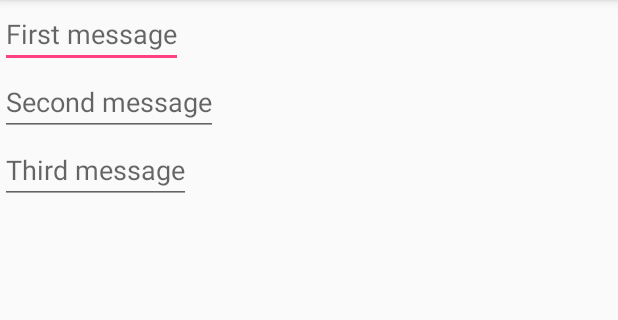
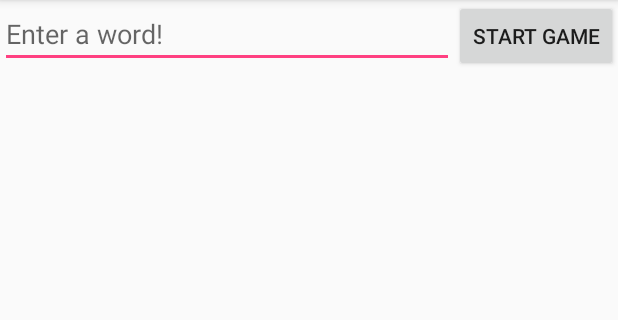
Before and after one commit to Dryopteris/Hangman, an Android app: the screen it shows after launch (MainActivity), on a phone screen of 412 x 824 dp, the part 84-404 px from its top. Run offline under Robolectric (Android 15) with nearby library versions, the phone set to English and light mode, and no system bars.

```diff
--- a/app/src/main/AndroidManifest.xml
+++ b/app/src/main/AndroidManifest.xml
@@ -15,6 +15,7 @@
                 <category android:name="android.intent.category.LAUNCHER" />
             </intent-filter>
         </activity>
+        <activity android:name=".HangmanActivity"></activity>
     </application>
 
 </manifest>
--- a/app/src/main/java/com/example/mark/hangman/MainActivity.java
+++ b/app/src/main/java/com/example/mark/hangman/MainActivity.java
@@ -1,13 +1,27 @@
 package com.example.mark.hangman;
 
+import android.content.Intent;
 import android.support.v7.app.AppCompatActivity;
 import android.os.Bundle;
+import android.view.View;
+import android.widget.EditText;
 
 public class MainActivity extends AppCompatActivity {
 
+    public final static String HANGMAN_SECRET_MESSAGE = "com.example.mark.hangman.MESSAGE";
     @Override
     protected void onCreate(Bundle savedInstanceState) {
         super.onCreate(savedInstanceState);
         setContentView(R.layout.activity_main);
     }
+
+    public void startGame(View view) {
+        // Start the game!
+        Intent intent = new Intent(this, HangmanActivity.class);
+        EditText editText = (EditText) findViewById(R.id.secret_word);
+        String secretWord = editText.getText().toString();
+        intent.putExtra(HANGMAN_SECRET_MESSAGE, secretWord);
+        startActivity(intent);
+
+    }
 }
--- a/app/src/main/res/layout/activity_main.xml
+++ b/app/src/main/res/layout/activity_main.xml
@@ -4,17 +4,15 @@
     xmlns:tools="http://schemas.android.com/tools"
     android:layout_width="match_parent"
     android:layout_height="match_parent"
-    android:orientation="vertical">
-    <EditText android:id="@+id/edit_message1"
+    android:orientation="horizontal">
+    <EditText android:id="@+id/secret_word"
+        android:layout_weight="1"
+        android:layout_width="0dp"
+        android:layout_height="wrap_content"
+        android:hint="@string/secret_word" />
+    <Button android:id="@+id/button_start"
         android:layout_width="wrap_content"
         android:layout_height="wrap_content"
-        android:hint="@string/edit_message1" />
-    <EditText android:id="@id/edit_message2"
-        android:layout_width="wrap_content"
-        android:layout_height="wrap_content"
-        android:hint="@string/edit_message2" />
-    <EditText android:id="@id/edit_message3"
-        android:layout_width="wrap_content"
-        android:layout_height="wrap_content"
-        android:hint="@string/something" />
+        android:text="@string/button_start"
+        android:onClick="startGame"/>
 </LinearLayout>
--- a/app/src/main/res/values/strings.xml
+++ b/app/src/main/res/values/strings.xml
@@ -1,6 +1,5 @@
 <resources>
     <string name="app_name">Hangman</string>
-    <string name="edit_message1">First message</string>
-    <string name="edit_message2">Second message</string>
-    <string name="something">Third message</string>
+    <string name="secret_word">Enter a word!</string>
+    <string name="button_start">Start Game</string>
 </resources>
```
Also changed, not shown: app/src/main/java/com/example/mark/hangman/HangmanActivity.java (added, +38 -0 lines), app/src/main/res/layout/activity_hangman.xml (added, +15 -0 lines).
